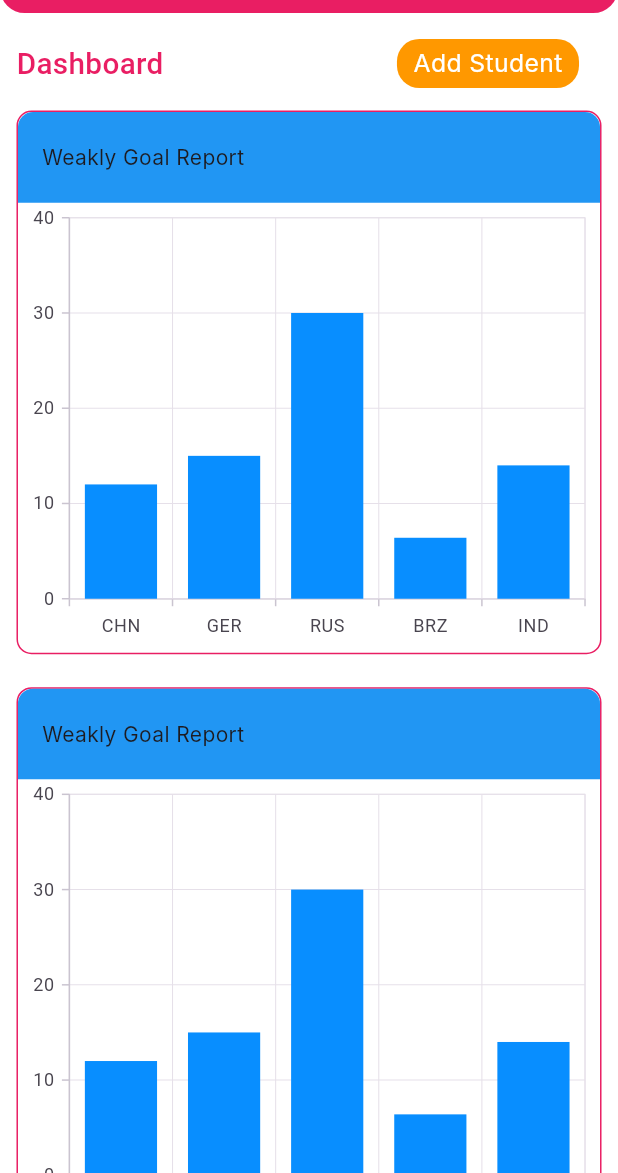
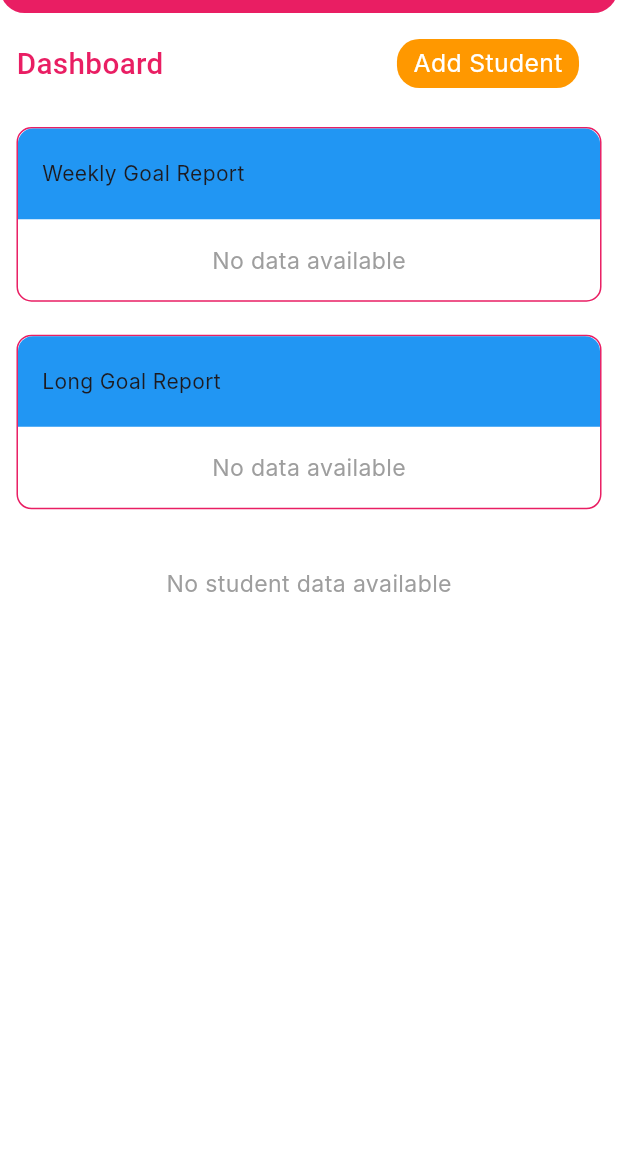
Before and after one commit to syedTouseefEra/special_education, a Flutter app: the DashboardView screen opened directly, on a phone screen of 412 x 824 dp, the part 63-1236 px from its top. Run offline on Flutter 3.47's test engine with Material 3 defaults, Android fonts, the phone set to English and light mode, and no system bars; our stand-ins replace convex_bottom_bar, flutter_screenutil, get_storage, syncfusion_flutter_charts; accounts and stored records are empty; Roboto replaces fonts that are missing (DMSerif, Inter).

Commit message:
updated_code

```diff
--- a/lib/api_service/api_service_url.dart
+++ b/lib/api_service/api_service_url.dart
@@ -4,6 +4,7 @@
 class ApiServiceUrl{
 
   static String apiBaseUrl= "https://elearningapi.edumation.in/api/";
+  static String hamaareSitaareApiBaseUrl= "https://hamaaresitaareapi.edumation.in/api/";
   static String countryBaseUrl= "https://apiapp.edumation.in/api/";
   static String urlLauncher = "https://elearningapi.edumation.in/FileUploads/";
   static String fileUpload = "https://elearningapi.edumation.in/api/CommonDropdown/FileUpload";
@@ -21,4 +22,8 @@ class ApiServiceUrl{
   static String sessionDetails = "SessionDetails";
   static String loginWithInstitute = "User/LoginWithInstitute";
 
+  static String getDashboardWeek = "Dashboard/GetDashboardWeek";
+  static String getDashboardLongTermGoal = "Dashboard/GetDashboardLongTermGoal";
+  static String getStudentByInstituteId = "Student/GetStudentByinstituteId";
+
   }
--- a/lib/screen/dashboard/dashboard_view.dart
+++ b/lib/screen/dashboard/dashboard_view.dart
@@ -1,26 +1,62 @@
 import 'package:flutter/material.dart';
 import 'package:flutter_screenutil/flutter_screenutil.dart';
+import 'package:provider/provider.dart';
 import 'package:special_education/components/custom_appbar.dart';
 import 'package:special_education/constant/colors.dart';
 import 'package:special_education/custom_widget/custom_container.dart';
 import 'package:special_education/custom_widget/custom_text.dart';
 import 'package:special_education/custom_widget/custom_view.dart';
 import 'package:syncfusion_flutter_charts/charts.dart';
+import 'dashboard_provider.dart';
 
 class DashboardView extends StatelessWidget {
   const DashboardView({super.key});
 
   @override
   Widget build(BuildContext context) {
-    final List<_ChartData> goldData = [
-      _ChartData('CHN', 12),
-      _ChartData('GER', 15),
-      _ChartData('RUS', 30),
-      _ChartData('BRZ', 6.4),
-      _ChartData('IND', 14),
-    ];
+    final tooltip = TooltipBehavior(enable: true);
 
-    final TooltipBehavior tooltip = TooltipBehavior(enable: true);
+    return ChangeNotifierProvider(
+      create: (_) => DashboardProvider()
+        ..loadCachedWeekGoalData()
+        ..getDashboardWeekData()
+        ..loadCachedLongGoalData()
+        ..getDashboardLongGoalData()
+        ..loadCachedStudentListData()
+        ..getDashboardStudentListData(),
+      child: Consumer<DashboardProvider>(
+        builder: (context, provider, child) {
+          final List<_ChartData> weekChartData = [];
+          final List<_ChartData> longChartData = [];
+          final List<Color> colors = [AppColors.green, AppColors.yellow, AppColors.red];
+
+          /// --- Weekly Goal Data ---
+          if (provider.weekData != null) {
+            for (int i = 0; i < provider.weekData!.length; i++) {
+              final week = provider.weekData![i];
+              weekChartData.add(
+                _ChartData(
+                  'Week ${week.weekCount ?? (i + 1)}',
+                  week.completionPercentage ?? 0,
+                  colors[i % colors.length],
+                ),
+              );
+            }
+          }
+
+          /// --- Long Goal Data ---
+          if (provider.longGoalData != null) {
+            for (int i = 0; i < provider.longGoalData!.length; i++) {
+              final goal = provider.longGoalData![i];
+              longChartData.add(
+                _ChartData(
+                  'Goal ${goal.goalCount ?? (i + 1)}',
+                  goal.completionPercentage ?? 0,
+                  colors[i % colors.length],
+                ),
+              );
+            }
+          }
 
           return Container(
             color: AppColors.themeColor,
@@ -28,11 +64,17 @@ class DashboardView extends StatelessWidget {
               child: Scaffold(
                 backgroundColor: AppColors.white,
                 appBar: CustomAppBar(enableTheming: false),
-          body: SingleChildScrollView(
+                body: provider.isLoading
+                    ? const Center(child: CircularProgressIndicator())
+                    : SingleChildScrollView(
                   child: Padding(
-              padding: EdgeInsets.symmetric(vertical: 2.sp, horizontal: 10.sp),
+                    padding: EdgeInsets.symmetric(
+                      vertical: 2.sp,
+                      horizontal: 10.sp,
+                    ),
                     child: Column(
                       children: [
+                        /// --- Header Row ---
                         Row(
                           mainAxisAlignment: MainAxisAlignment.spaceBetween,
                           children: [
@@ -56,18 +98,86 @@ class DashboardView extends StatelessWidget {
                             ),
                           ],
                         ),
-                  Container(
-                    width: MediaQuery.sizeOf(context).width,
+
+                        SizedBox(height: 10.sp),
+
+                        /// --- Weekly Goal Report ---
+                        _buildChartSection(
+                          title: 'Weekly Goal Report',
+                          chartData: weekChartData,
+                          tooltip: tooltip,
+                          yMax: 100,
+                        ),
+
+                        SizedBox(height: 20.sp),
+
+                        /// --- Long Goal Report ---
+                        _buildChartSection(
+                          title: 'Long Goal Report',
+                          chartData: longChartData,
+                          tooltip: tooltip,
+                          yMax: 100,
+                        ),
+
+                        SizedBox(height: 20.sp),
+
+                        provider.studentData != null &&
+                            provider.studentData!.isNotEmpty
+                            ? Column(
+                          children: provider.studentData!
+                              .map(
+                                (student) => CustomViewCard(
+                              student: student,
+                              onViewPressed: () {
+                                debugPrint(
+                                    'Viewing student: ${student.studentName}');
+                              },
+                            ),
+                          )
+                              .toList(),
+                        )
+                            : Padding(
+                          padding: const EdgeInsets.all(16.0),
+                          child: CustomText(
+                            text: "No student data available",
+                            fontSize: 14.sp,
+                            color: Colors.grey,
+                          ),
+                        ),
+
+                        SizedBox(height: 30.sp),
+                      ],
+                    ),
+                  ),
+                ),
+              ),
+            ),
+          );
+        },
+      ),
+    );
+  }
+
+  /// --- Chart Section Builder ---
+  Widget _buildChartSection({
+    required String title,
+    required List<_ChartData> chartData,
+    required TooltipBehavior tooltip,
+    required double yMax,
+  }) {
+    return Container(
+      width: double.infinity,
       decoration: BoxDecoration(
         borderRadius: BorderRadius.circular(10),
         border: Border.all(width: 1, color: AppColors.borderColor),
       ),
       child: Column(
         children: [
+          /// Title Bar
           Container(
-                          width: MediaQuery.sizeOf(context).width,
+            width: double.infinity,
             height: 55.sp,
-                          decoration: BoxDecoration(
+            decoration: const BoxDecoration(
               color: Colors.blue,
               borderRadius: BorderRadius.only(
                 topLeft: Radius.circular(10),
@@ -79,99 +189,51 @@ class DashboardView extends StatelessWidget {
               child: Padding(
                 padding: const EdgeInsets.symmetric(horizontal: 16.0),
                 child: CustomText(
-                                text: 'Weakly Goal Report',
+                  text: title,
                   textAlign: TextAlign.start,
                 ),
               ),
             ),
           ),
-                        SfCartesianChart(
+
+          /// Chart or Empty State
+          chartData.isEmpty
+              ? Padding(
+            padding: const EdgeInsets.all(16.0),
+            child: CustomText(
+              text: "No data available",
+              fontSize: 14.sp,
+              color: Colors.grey,
+            ),
+          )
+              : SfCartesianChart(
             primaryXAxis: CategoryAxis(),
             primaryYAxis: NumericAxis(
               minimum: 0,
-                            maximum: 40,
-                            interval: 10,
+              maximum: yMax,
+              interval: 20,
             ),
             tooltipBehavior: tooltip,
             series: <CartesianSeries<_ChartData, String>>[
               ColumnSeries<_ChartData, String>(
-                              dataSource: goldData,
+                dataSource: chartData,
                 xValueMapper: (_ChartData data, _) => data.x,
                 yValueMapper: (_ChartData data, _) => data.y,
-                              name: 'Gold',
-                              color: const Color.fromRGBO(8, 142, 255, 1),
+                pointColorMapper: (_ChartData data, _) => data.color,
+                name: 'Completion %',
               ),
             ],
           ),
         ],
       ),
-                  ),
-                  SizedBox(height: 20.sp),
-                  Container(
-                    width: MediaQuery.sizeOf(context).width,
-                    decoration: BoxDecoration(
-                      borderRadius: BorderRadius.circular(10),
-                      border: Border.all(width: 1, color: AppColors.borderColor),
-                    ),
-                    child: Column(
-                      children: [
-                        Container(
-                          width: MediaQuery.sizeOf(context).width,
-                          height: 55.sp,
-                          decoration: BoxDecoration(
-                            color: Colors.blue,
-                            borderRadius: BorderRadius.only(
-                              topLeft: Radius.circular(10),
-                              topRight: Radius.circular(10),
-                            ),
-                          ),
-                          child: Align(
-                            alignment: Alignment.centerLeft,
-                            child: Padding(
-                              padding: const EdgeInsets.symmetric(horizontal: 16.0),
-                              child: CustomText(
-                                text: 'Weakly Goal Report',
-                                textAlign: TextAlign.start,
-                              ),
-                            ),
-                          ),
-                        ),
-                        SfCartesianChart(
-                          primaryXAxis: CategoryAxis(),
-                          primaryYAxis: NumericAxis(
-                            minimum: 0,
-                            maximum: 40,
-                            interval: 10,
-                          ),
-                          tooltipBehavior: tooltip,
-                          series: <CartesianSeries<_ChartData, String>>[
-                            ColumnSeries<_ChartData, String>(
-                              dataSource: goldData,
-                              xValueMapper: (_ChartData data, _) => data.x,
-                              yValueMapper: (_ChartData data, _) => data.y,
-                              name: 'Gold',
-                              color: const Color.fromRGBO(8, 142, 255, 1),
-                            ),
-                          ],
-                        ),
-                      ],
-                    ),
-                  ),
-                  SizedBox(height: 20.sp,),
-                  CustomViewCard(),
-                  SizedBox(height: 30.sp,),
-                ],
-              ),
-            ),
-          ),
-        ),
-      ),
     );
   }
 }
 
+/// Chart Data Model
 class _ChartData {
-  _ChartData(this.x, this.y);
+  _ChartData(this.x, double? y, this.color) : y = y ?? 0;
   final String x;
   final double y;
+  final Color color;
 }
```
Also changed, not shown: lib/custom_widget/custom_view.dart (+33 -13 lines), lib/screen/dashboard/dashboard_provider.dart (+144 -0 lines). Lines whose indentation alone changed are shown as unchanged.
